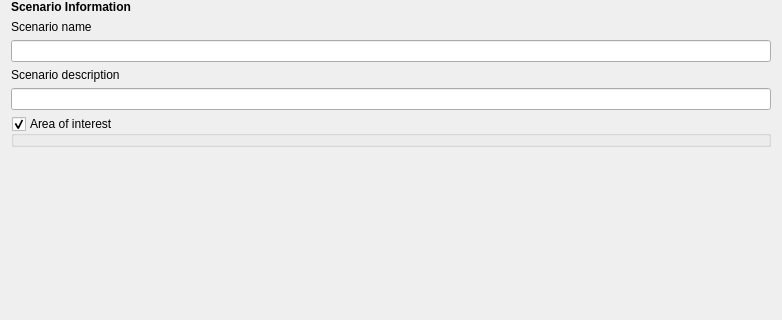
ConservationInternational/cplus-plugin, file src/cplus_plugin/ui/scenario_dialog.ui: the form before one commit; both pictures show x 0 to 782 and y 137 to 457 of the 782 by 638 pixel window.
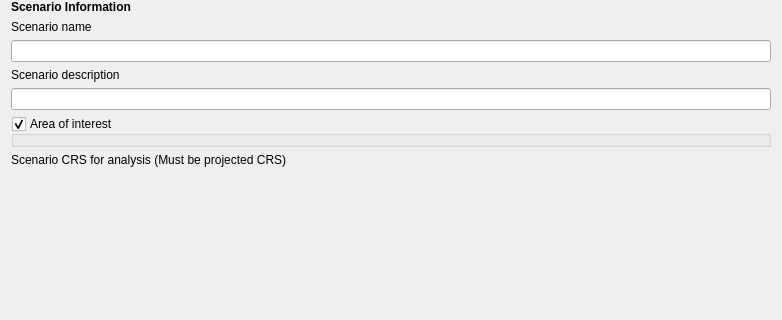
The form after the commit. Icons and pictures are not drawn. Custom widgets are drawn as their Qt base class.

Commit message: Add support for selecting analysis CRS

```diff
--- a/src/cplus_plugin/ui/scenario_dialog.ui
+++ b/src/cplus_plugin/ui/scenario_dialog.ui
@@ -173,6 +173,16 @@
      </property>
     </widget>
    </item>
+   <item>
+    <widget class="QLabel" name="lblCrsdescription">
+      <property name="text">
+        <string>Scenario CRS for analysis (Must be projected CRS)</string>
+      </property>
+    </widget>
+   </item>
+   <item>
+    <widget class="QgsProjectionSelectionWidget" name="crs_selector" native="true"/>
+   </item>
    <item>
     <spacer name="verticalSpacer">
      <property name="orientation">
@@ -201,6 +211,12 @@
    <header>qgsextentgroupbox.h</header>
    <container>1</container>
   </customwidget>
+  <customwidget>
+   <class>QgsProjectionSelectionWidget</class>
+   <extends>QWidget</extends>
+   <header>qgsprojectionselectionwidget.h</header>
+   <container>1</container>
+  </customwidget>
  </customwidgets>
  <resources/>
  <connections/>
```
The commit also changes 10 other files.
